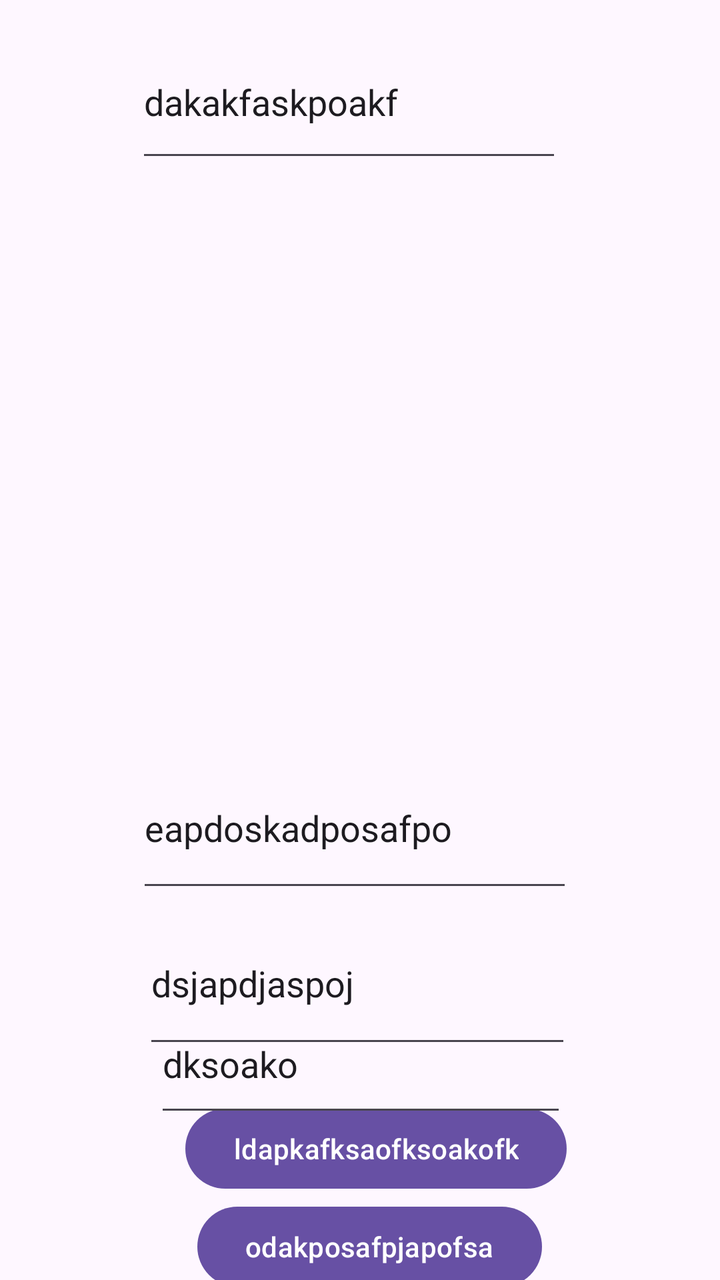
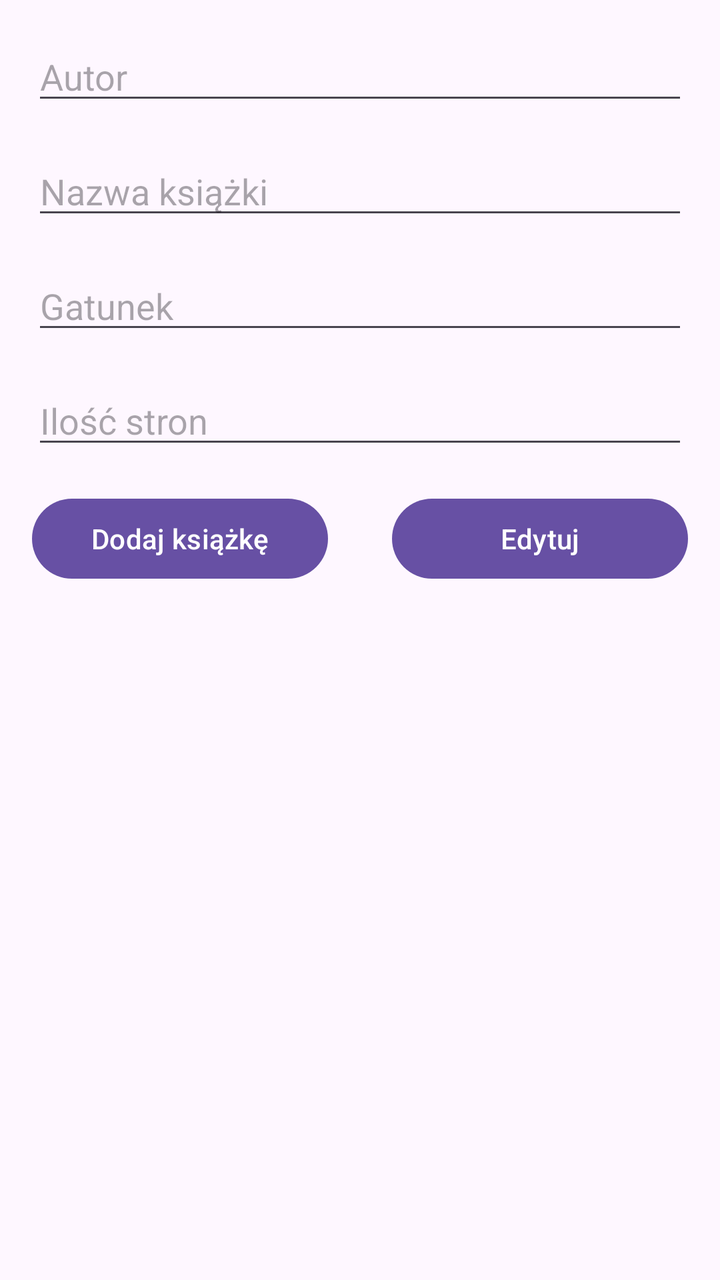

An Android layout rendered at two revisions. The XML below is the earlier revision; the diff shows what the commit changed to produce the second picture.
<!-- AndroidManifest.xml: application theme Theme.Roomzadanie -->
<!-- res/layout/activity_main.xml -->
<?xml version="1.0" encoding="utf-8"?>
<androidx.constraintlayout.widget.ConstraintLayout xmlns:android="http://schemas.android.com/apk/res/android"
    xmlns:app="http://schemas.android.com/apk/res-auto"
    xmlns:tools="http://schemas.android.com/tools"
    android:id="@+id/main"
    android:layout_width="match_parent"
    android:layout_height="match_parent"
    tools:context=".MainActivity">

    <ListView
        android:id="@+id/listView"
        android:layout_width="378dp"
        android:layout_height="277dp"
        app:layout_constraintBottom_toBottomOf="@+id/nazwa_ksiazki"
        app:layout_constraintEnd_toEndOf="parent"
        app:layout_constraintHorizontal_bias="0.515"
        app:layout_constraintStart_toStartOf="parent"
        app:layout_constraintTop_toBottomOf="@+id/autor"
        app:layout_constraintVertical_bias="0.0" />

    <Button
        android:id="@+id/button"
        android:name="Dodaj"
        android:layout_width="wrap_content"
        android:layout_height="wrap_content"
        android:layout_marginTop="52dp"
        android:text="ldapkafksaofksoakofk"
        app:layout_constraintBottom_toBottomOf="parent"
        app:layout_constraintEnd_toEndOf="parent"
        app:layout_constraintHorizontal_bias="0.547"
        app:layout_constraintStart_toStartOf="parent"
        app:layout_constraintTop_toBottomOf="@+id/listView"
        app:layout_constraintVertical_bias="0.764" />

    <EditText
        android:id="@+id/nazwa_ksiazki"
        android:layout_width="218dp"
        android:layout_height="77dp"
        android:layout_marginTop="288dp"
        android:ems="10"
        android:inputType="text"
        android:text="eapdoskadposafpo"
        app:layout_constraintEnd_toEndOf="parent"
        app:layout_constraintHorizontal_bias="0.481"
        app:layout_constraintStart_toStartOf="parent"
        app:layout_constraintTop_toBottomOf="@+id/autor" />

    <EditText
        android:id="@+id/autor"
        android:name="Named"
        android:layout_width="213dp"
        android:layout_height="73dp"
        android:ems="10"
        android:inputType="text"
        android:text="dakakfaskpoakf"
        app:layout_constraintBottom_toBottomOf="parent"
        app:layout_constraintEnd_toEndOf="parent"
        app:layout_constraintHorizontal_bias="0.462"
        app:layout_constraintStart_toStartOf="parent"
        app:layout_constraintTop_toTopOf="parent"
        app:layout_constraintVertical_bias="0.023" />

    <EditText
        android:id="@+id/ilosc_stron"
        android:layout_width="206dp"
        android:layout_height="66dp"
        android:ems="10"
        android:inputType="number"
        android:text="dksoako"
        app:layout_constraintBottom_toTopOf="@+id/button"
        app:layout_constraintEnd_toEndOf="parent"
        app:layout_constraintHorizontal_bias="0.502"
        app:layout_constraintStart_toStartOf="parent"
        app:layout_constraintTop_toBottomOf="@+id/gatunek"
        app:layout_constraintVertical_bias="0.716" />

    <EditText
        android:id="@+id/gatunek"
        android:name="Namec"
        android:layout_width="214dp"
        android:layout_height="78dp"
        android:layout_marginBottom="28dp"
        android:ems="10"
        android:inputType="text"
        android:text="dsjapdjaspoj"
        app:layout_constraintBottom_toTopOf="@+id/button"
        app:layout_constraintEnd_toEndOf="parent"
        app:layout_constraintHorizontal_bias="0.492"
        app:layout_constraintStart_toStartOf="parent"
        app:layout_constraintTop_toBottomOf="@+id/nazwa_ksiazki"
        app:layout_constraintVertical_bias="0.0" />

    <Button
        android:id="@+id/dodaj"
        android:layout_width="wrap_content"
        android:layout_height="wrap_content"
        android:layout_marginTop="8dp"
        android:name="Edytuj"
        android:text="odakposafpjapofsa"
        app:layout_constraintBottom_toBottomOf="parent"
        app:layout_constraintEnd_toEndOf="parent"
        app:layout_constraintHorizontal_bias="0.526"
        app:layout_constraintStart_toStartOf="parent"
        app:layout_constraintTop_toBottomOf="@+id/button" />

</androidx.constraintlayout.widget.ConstraintLayout>
<!-- resources referenced by this layout -->
<resources>
  <style name="Theme.Roomzadanie" parent="Base.Theme.Roomzadanie" />
  <style name="Base.Theme.Roomzadanie" parent="Theme.Material3.DayNight.NoActionBar">
          
          
      </style>
</resources>

<!-- the commit's change to res/layout/activity_main.xml (unified diff, before → after) -->
@@ -1,5 +1,6 @@
 <?xml version="1.0" encoding="utf-8"?>
-<androidx.constraintlayout.widget.ConstraintLayout xmlns:android="http://schemas.android.com/apk/res/android"
+<androidx.constraintlayout.widget.ConstraintLayout 
+    xmlns:android="http://schemas.android.com/apk/res/android"
     xmlns:app="http://schemas.android.com/apk/res-auto"
     xmlns:tools="http://schemas.android.com/tools"
     android:id="@+id/main"
@@ -7,100 +8,78 @@
     android:layout_height="match_parent"
     tools:context=".MainActivity">
 
+    <EditText
+        android:id="@+id/etAutor"
+        android:layout_width="0dp"
+        android:layout_height="wrap_content"
+        android:hint="Autor"
+        android:inputType="text"
+        app:layout_constraintTop_toTopOf="parent"
+        app:layout_constraintStart_toStartOf="parent"
+        app:layout_constraintEnd_toEndOf="parent"
+        android:layout_margin="16dp"/>
+
+    <EditText
+        android:id="@+id/etNazwa"
+        android:layout_width="0dp"
+        android:layout_height="wrap_content"
+        android:hint="Nazwa książki"
+        android:inputType="text"
+        app:layout_constraintTop_toBottomOf="@id/etAutor"
+        app:layout_constraintStart_toStartOf="parent"
+        app:layout_constraintEnd_toEndOf="parent"
+        android:layout_margin="16dp"/>
+
+    <EditText
+        android:id="@+id/etGatunek"
+        android:layout_width="0dp"
+        android:layout_height="wrap_content"
+        android:hint="Gatunek"
+        android:inputType="text"
+        app:layout_constraintTop_toBottomOf="@id/etNazwa"
+        app:layout_constraintStart_toStartOf="parent"
+        app:layout_constraintEnd_toEndOf="parent"
+        android:layout_margin="16dp"/>
+
+    <EditText
+        android:id="@+id/etIloscStron"
+        android:layout_width="0dp"
+        android:layout_height="wrap_content"
+        android:hint="Ilość stron"
+        android:inputType="number"
+        app:layout_constraintTop_toBottomOf="@id/etGatunek"
+        app:layout_constraintStart_toStartOf="parent"
+        app:layout_constraintEnd_toEndOf="parent"
+        android:layout_margin="16dp"/>
+
+    <Button
+        android:id="@+id/btnDodaj"
+        android:layout_width="0dp"
+        android:layout_height="wrap_content"
+        android:text="Dodaj książkę"
+        app:layout_constraintTop_toBottomOf="@id/etIloscStron"
+        app:layout_constraintStart_toStartOf="parent"
+        app:layout_constraintEnd_toStartOf="@id/btnEdytuj"
+        android:layout_margin="16dp"/>
+
+    <Button
+        android:id="@+id/btnEdytuj"
+        android:layout_width="0dp"
+        android:layout_height="wrap_content"
+        android:text="Edytuj"
+        app:layout_constraintTop_toBottomOf="@id/etIloscStron"
+        app:layout_constraintStart_toEndOf="@id/btnDodaj"
+        app:layout_constraintEnd_toEndOf="parent"
+        android:layout_margin="16dp"/>
+
     <ListView
         android:id="@+id/listView"
-        android:layout_width="378dp"
-        android:layout_height="277dp"
-        app:layout_constraintBottom_toBottomOf="@+id/nazwa_ksiazki"
+        android:layout_width="0dp"
+        android:layout_height="0dp"
+        app:layout_constraintTop_toBottomOf="@id/btnDodaj"
+        app:layout_constraintBottom_toBottomOf="parent"
+        app:layout_constraintStart_toStartOf="parent"
         app:layout_constraintEnd_toEndOf="parent"
-        app:layout_constraintHorizontal_bias="0.515"
-        app:layout_constraintStart_toStartOf="parent"
-        app:layout_constraintTop_toBottomOf="@+id/autor"
-        app:layout_constraintVertical_bias="0.0" />
-
-    <Button
-        android:id="@+id/button"
-        android:name="Dodaj"
-        android:layout_width="wrap_content"
-        android:layout_height="wrap_content"
-        android:layout_marginTop="52dp"
-        android:text="ldapkafksaofksoakofk"
-        app:layout_constraintBottom_toBottomOf="parent"
-        app:layout_constraintEnd_toEndOf="parent"
-        app:layout_constraintHorizontal_bias="0.547"
-        app:layout_constraintStart_toStartOf="parent"
-        app:layout_constraintTop_toBottomOf="@+id/listView"
-        app:layout_constraintVertical_bias="0.764" />
-
-    <EditText
-        android:id="@+id/nazwa_ksiazki"
-        android:layout_width="218dp"
-        android:layout_height="77dp"
-        android:layout_marginTop="288dp"
-        android:ems="10"
-        android:inputType="text"
-        android:text="eapdoskadposafpo"
-        app:layout_constraintEnd_toEndOf="parent"
-        app:layout_constraintHorizontal_bias="0.481"
-        app:layout_constraintStart_toStartOf="parent"
-        app:layout_constraintTop_toBottomOf="@+id/autor" />
-
-    <EditText
-        android:id="@+id/autor"
-        android:name="Named"
-        android:layout_width="213dp"
-        android:layout_height="73dp"
-        android:ems="10"
-        android:inputType="text"
-        android:text="dakakfaskpoakf"
-        app:layout_constraintBottom_toBottomOf="parent"
-        app:layout_constraintEnd_toEndOf="parent"
-        app:layout_constraintHorizontal_bias="0.462"
-        app:layout_constraintStart_toStartOf="parent"
-        app:layout_constraintTop_toTopOf="parent"
-        app:layout_constraintVertical_bias="0.023" />
-
-    <EditText
-        android:id="@+id/ilosc_stron"
-        android:layout_width="206dp"
-        android:layout_height="66dp"
-        android:ems="10"
-        android:inputType="number"
-        android:text="dksoako"
-        app:layout_constraintBottom_toTopOf="@+id/button"
-        app:layout_constraintEnd_toEndOf="parent"
-        app:layout_constraintHorizontal_bias="0.502"
-        app:layout_constraintStart_toStartOf="parent"
-        app:layout_constraintTop_toBottomOf="@+id/gatunek"
-        app:layout_constraintVertical_bias="0.716" />
-
-    <EditText
-        android:id="@+id/gatunek"
-        android:name="Namec"
-        android:layout_width="214dp"
-        android:layout_height="78dp"
-        android:layout_marginBottom="28dp"
-        android:ems="10"
-        android:inputType="text"
-        android:text="dsjapdjaspoj"
-        app:layout_constraintBottom_toTopOf="@+id/button"
-        app:layout_constraintEnd_toEndOf="parent"
-        app:layout_constraintHorizontal_bias="0.492"
-        app:layout_constraintStart_toStartOf="parent"
-        app:layout_constraintTop_toBottomOf="@+id/nazwa_ksiazki"
-        app:layout_constraintVertical_bias="0.0" />
-
-    <Button
-        android:id="@+id/dodaj"
-        android:layout_width="wrap_content"
-        android:layout_height="wrap_content"
-        android:layout_marginTop="8dp"
-        android:name="Edytuj"
-        android:text="odakposafpjapofsa"
-        app:layout_constraintBottom_toBottomOf="parent"
-        app:layout_constraintEnd_toEndOf="parent"
-        app:layout_constraintHorizontal_bias="0.526"
-        app:layout_constraintStart_toStartOf="parent"
-        app:layout_constraintTop_toBottomOf="@+id/button" />
+        android:layout_margin="16dp"/>
 
 </androidx.constraintlayout.widget.ConstraintLayout>
